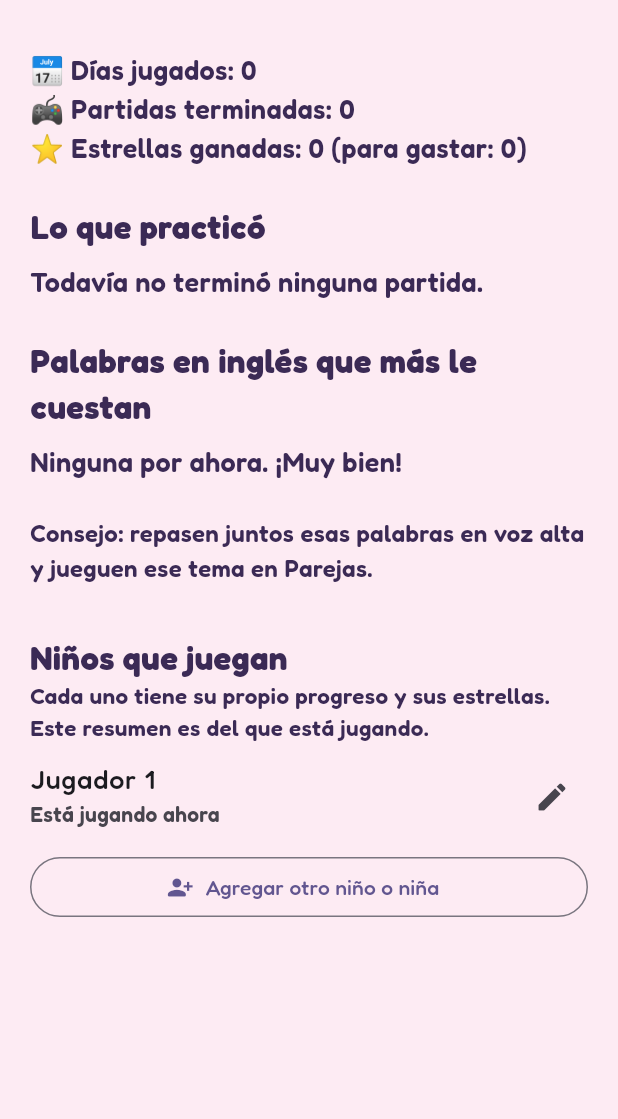
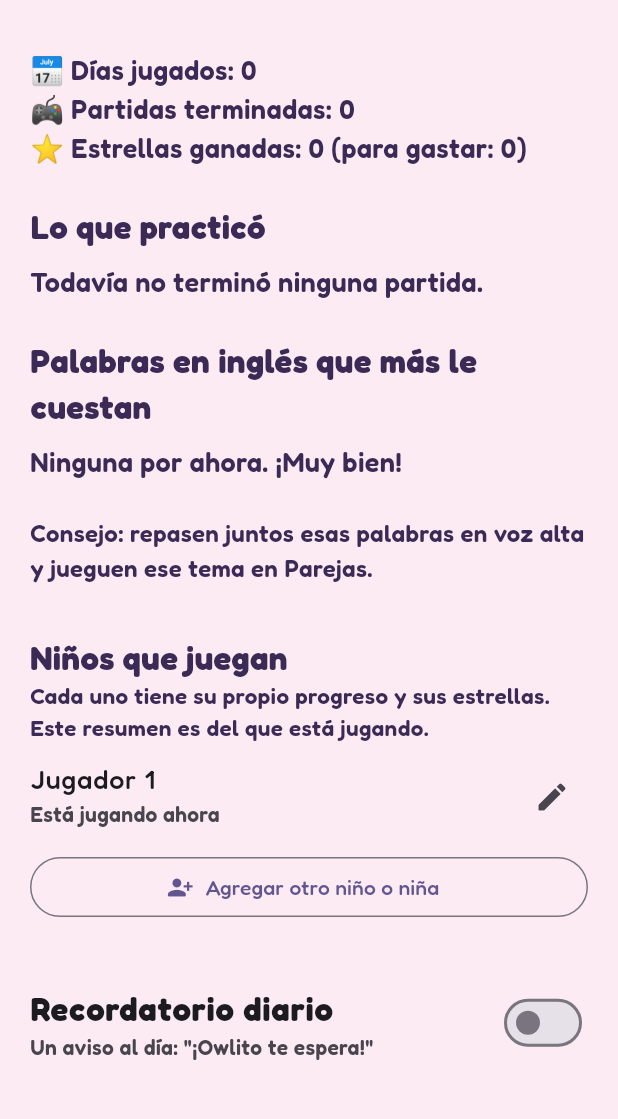
Before and after one commit to VL4N/Infantil, a Flutter app: the ParentsScreen screen opened directly, on a phone screen of 412 x 824 dp, the part 64-1183 px from its top. Run offline on Flutter 3.47's test engine with Material 3 defaults, Android fonts, the phone set to English and light mode, and no system bars; our stand-ins replace audioplayers, flutter_local_notifications, flutter_tts, google_mobile_ads, in_app_purchase, shared_preferences and 1 more; accounts and stored records are empty.

Commit message:
Daily reminder for parents: '¡Owlito te espera!'
- flutter_local_notifications: one inexact daily notification at the
  hour parents choose (8:00–20:00) from the parents' screen; asks for the
  notification permission on Android 13+; off by default.
- Android: core library desugaring, boot/scheduled receivers,
  RECEIVE_BOOT_COMPLETED, a vector owl status-bar icon kept from R8.
- Setting stored per phone (not per kid); test with a fake scheduler.

Co-Authored-By: Claude Opus 5.5 <noreply@anthropic.com>
Claude-Session: https://claude.ai/code/session_01HnKd8G3W1hyppV29D5Z1Vg

```diff
--- a/lib/screens/parents_screen.dart
+++ b/lib/screens/parents_screen.dart
@@ -2,6 +2,7 @@ import 'package:flutter/material.dart';
 
 import '../logic/content.dart';
 import '../services/app_state.dart';
+import '../services/reminder.dart';
 import '../theme.dart';
 import 'profile_screen.dart';
 
@@ -48,6 +49,8 @@ class ParentsScreen extends StatelessWidget {
           ),
           const SizedBox(height: 32),
           const _Profiles(),
+          const SizedBox(height: 32),
+          const _ReminderSetting(),
         ],
       ),
     );
@@ -121,3 +124,59 @@ class _Profiles extends StatelessWidget {
     );
   }
 }
+
+/// Aviso diario en el teléfono para jugar un ratito, a la hora que elijan los papás.
+class _ReminderSetting extends StatelessWidget {
+  const _ReminderSetting();
+
+  Future<void> _set(BuildContext context, {required bool on, int? hour}) async {
+    final state = AppState.instance;
+    if (!on) {
+      await Reminder.disable();
+      state.setReminder(on: false, hour: hour);
+      return;
+    }
+    final ok = await Reminder.enable(hour ?? state.reminderHour);
+    state.setReminder(on: ok, hour: hour);
+    if (!ok && context.mounted) {
+      ScaffoldMessenger.of(context).showSnackBar(const SnackBar(
+        content: Text('Para el recordatorio, permite las notificaciones de la app en los ajustes del teléfono.'),
+      ));
+    }
+  }
+
+  @override
+  Widget build(BuildContext context) {
+    final state = AppState.instance;
+    return ListenableBuilder(
+      listenable: state,
+      builder: (context, _) => Column(
+        crossAxisAlignment: CrossAxisAlignment.stretch,
+        children: [
+          SwitchListTile(
+            key: const Key('reminder-switch'),
+            contentPadding: EdgeInsets.zero,
+            title: const Text('Recordatorio diario', style: TextStyle(fontSize: 22, fontWeight: FontWeight.bold)),
+            subtitle: const Text('Un aviso al día: "¡Owlito te espera!"'),
+            value: state.reminderOn,
+            onChanged: (on) => _set(context, on: on),
+          ),
+          if (state.reminderOn)
+            Row(
+              children: [
+                const Text('Hora:', style: TextStyle(fontSize: 18)),
+                const SizedBox(width: 12),
+                DropdownButton<int>(
+                  value: state.reminderHour,
+                  items: [
+                    for (var h = 8; h <= 20; h++) DropdownMenuItem(value: h, child: Text('${h > 12 ? h - 12 : h}:00 ${h < 12 ? 'a. m.' : 'p. m.'}')),
+                  ],
+                  onChanged: (h) => _set(context, on: true, hour: h),
+                ),
+              ],
+            ),
+        ],
+      ),
+    );
+  }
+}
--- a/pubspec.yaml
+++ b/pubspec.yaml
@@ -39,6 +39,8 @@ dependencies:
   flutter_tts: ^4.2.5
   shared_preferences: ^2.5.6
   audioplayers: ^6.8.1
+  flutter_local_notifications: ^22.3.2
+  timezone: ^0.11.2
 
 dev_dependencies:
   flutter_test:
```
Also changed, not shown: lib/services/app_state.dart (+14 -0 lines), lib/services/reminder.dart (added, +68 -0 lines), pubspec.lock, 5 other files.
